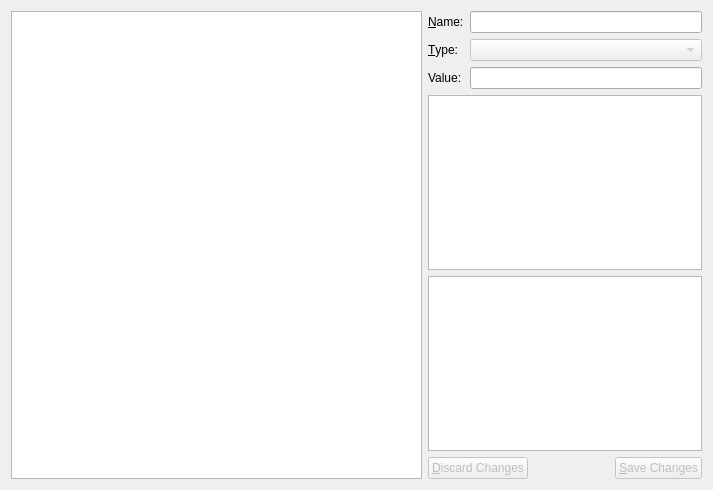
This is miasmod_data.ui in DarkStarSword/miasmata-fixes as Qt 5 draws it before an edit. The edited form follows.
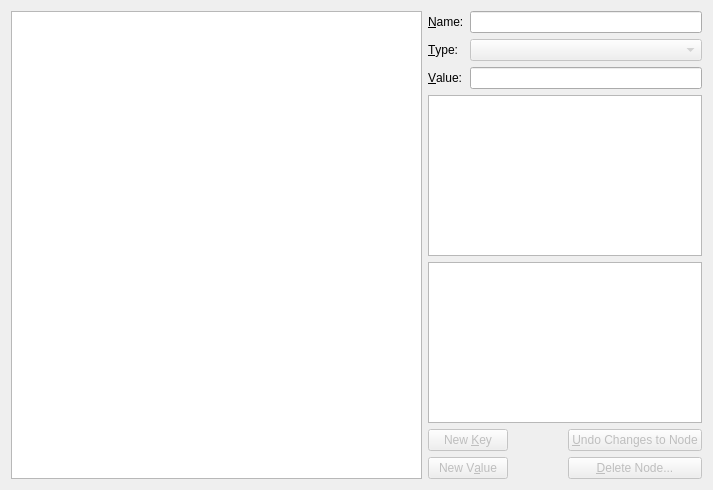
This is the edited form.

```diff
--- a/miasmod_data.ui
+++ b/miasmod_data.ui
@@ -71,7 +71,10 @@
        <item row="3" column="0">
         <widget class="QLabel" name="label_3">
          <property name="text">
-          <string>Value:</string>
+          <string>&amp;Value:</string>
+         </property>
+         <property name="buddy">
+          <cstring>value_line</cstring>
          </property>
         </widget>
        </item>
@@ -134,27 +137,7 @@
      </item>
      <item>
       <layout class="QGridLayout" name="gridLayout_2">
-       <item row="1" column="2">
-        <widget class="QPushButton" name="pushButton">
-         <property name="enabled">
-          <bool>false</bool>
-         </property>
-         <property name="text">
-          <string>&amp;Save Changes</string>
-         </property>
-        </widget>
-       </item>
-       <item row="1" column="0">
-        <widget class="QPushButton" name="cancel">
-         <property name="enabled">
-          <bool>false</bool>
-         </property>
-         <property name="text">
-          <string>&amp;Discard Changes</string>
-         </property>
-        </widget>
-       </item>
-       <item row="1" column="1">
+       <item row="2" column="1">
         <spacer name="horizontalSpacer">
          <property name="orientation">
           <enum>Qt::Horizontal</enum>
@@ -167,6 +150,46 @@
          </property>
         </spacer>
        </item>
+       <item row="1" column="0">
+        <widget class="QPushButton" name="new_key">
+         <property name="enabled">
+          <bool>false</bool>
+         </property>
+         <property name="text">
+          <string>New &amp;Key</string>
+         </property>
+        </widget>
+       </item>
+       <item row="2" column="2">
+        <widget class="QPushButton" name="delete_node">
+         <property name="enabled">
+          <bool>false</bool>
+         </property>
+         <property name="text">
+          <string>&amp;Delete Node...</string>
+         </property>
+        </widget>
+       </item>
+       <item row="2" column="0">
+        <widget class="QPushButton" name="new_value">
+         <property name="enabled">
+          <bool>false</bool>
+         </property>
+         <property name="text">
+          <string>New V&amp;alue</string>
+         </property>
+        </widget>
+       </item>
+       <item row="1" column="2">
+        <widget class="QPushButton" name="undo">
+         <property name="enabled">
+          <bool>false</bool>
+         </property>
+         <property name="text">
+          <string>&amp;Undo Changes to Node</string>
+         </property>
+        </widget>
+       </item>
       </layout>
      </item>
     </layout>
```
Left out of the diff: 29 changed lines with no effect on the pictures.
